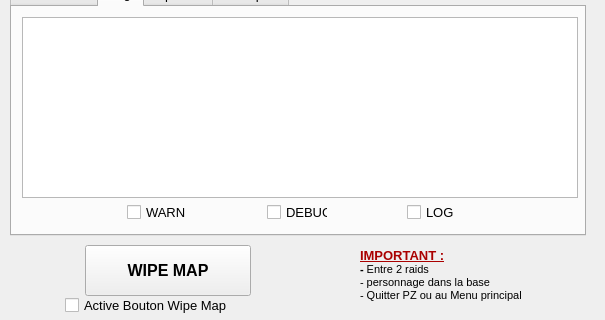
The window that principale.ui (ChristopheTdn/EFK-Launcher) describes before a commit, drawn with Qt 5; both pictures show x 0 to 605 and y 390 to 710 of the 605 by 710 pixel window.
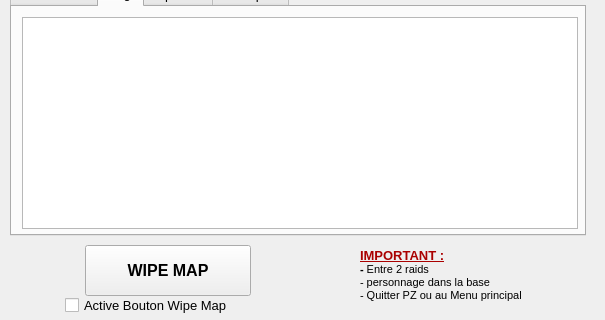
The same window after the commit. The open tabs and pages were chosen to show the change. Icons and pictures are not drawn.

```diff
--- a/principale.ui
+++ b/principale.ui
@@ -230,49 +230,10 @@
         <x>10</x>
         <y>10</y>
         <width>556</width>
-        <height>181</height>
+        <height>212</height>
        </rect>
       </property>
      </widget>
-     <widget class="QCheckBox" name="checkBox_LOGWarn">
-      <property name="geometry">
-       <rect>
-        <x>115</x>
-        <y>195</y>
-        <width>61</width>
-        <height>20</height>
-       </rect>
-      </property>
-      <property name="text">
-       <string>WARN</string>
-      </property>
-     </widget>
-     <widget class="QCheckBox" name="checkBox_LOGDebug">
-      <property name="geometry">
-       <rect>
-        <x>255</x>
-        <y>195</y>
-        <width>61</width>
-        <height>20</height>
-       </rect>
-      </property>
-      <property name="text">
-       <string>DEBUG</string>
-      </property>
-     </widget>
-     <widget class="QCheckBox" name="checkBox_LOG">
-      <property name="geometry">
-       <rect>
-        <x>395</x>
-        <y>195</y>
-        <width>61</width>
-        <height>20</height>
-       </rect>
-      </property>
-      <property name="text">
-       <string>LOG</string>
-      </property>
-     </widget>
     </widget>
     <widget class="QWidget" name="tab_Options">
      <attribute name="title">
```
Left out of the diff: 2 changed lines with no effect on the pictures.
